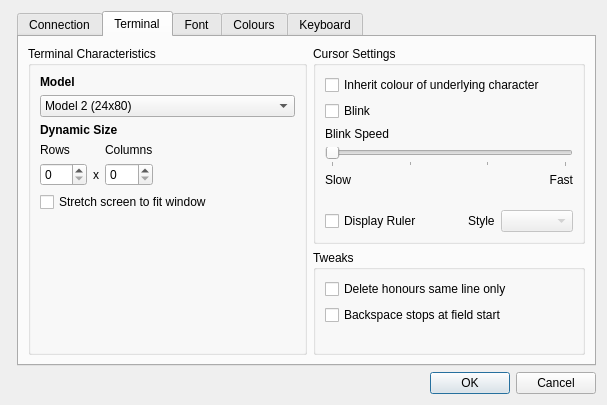
Qt form Settings.ui (HobbitHacker/Q3270) before a commit.
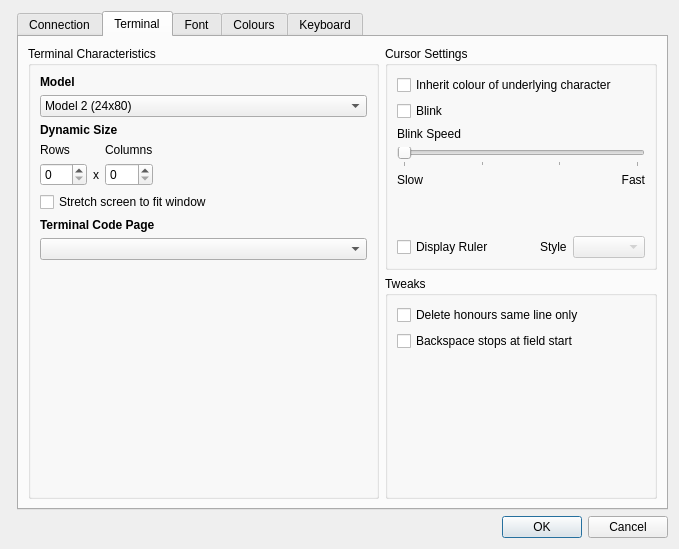
The same form after that commit.

Commit message:
Code Page support extended
Introduce member functions to switch code pages, and include a combo box
on Settings panel.

```diff
--- a/Settings.ui
+++ b/Settings.ui
@@ -6,8 +6,8 @@
    <rect>
     <x>0</x>
     <y>0</y>
-    <width>607</width>
-    <height>396</height>
+    <width>679</width>
+    <height>549</height>
    </rect>
   </property>
   <property name="sizePolicy">
@@ -138,7 +138,6 @@
                <widget class="QLabel" name="label_7">
                 <property name="font">
                  <font>
-                  <weight>75</weight>
                   <bold>true</bold>
                  </font>
                 </property>
@@ -183,7 +182,6 @@
                <widget class="QLabel" name="label_5">
                 <property name="font">
                  <font>
-                  <weight>75</weight>
                   <bold>true</bold>
                  </font>
                 </property>
@@ -254,6 +252,21 @@
                 </property>
                </widget>
               </item>
+              <item>
+               <widget class="QLabel" name="label_26">
+                <property name="font">
+                 <font>
+                  <bold>true</bold>
+                 </font>
+                </property>
+                <property name="text">
+                 <string>Terminal Code Page</string>
+                </property>
+               </widget>
+              </item>
+              <item>
+               <widget class="QComboBox" name="CodePages"/>
+              </item>
               <item>
                <spacer name="verticalSpacer">
                 <property name="orientation">
```
The commit also changes 14 other files.
